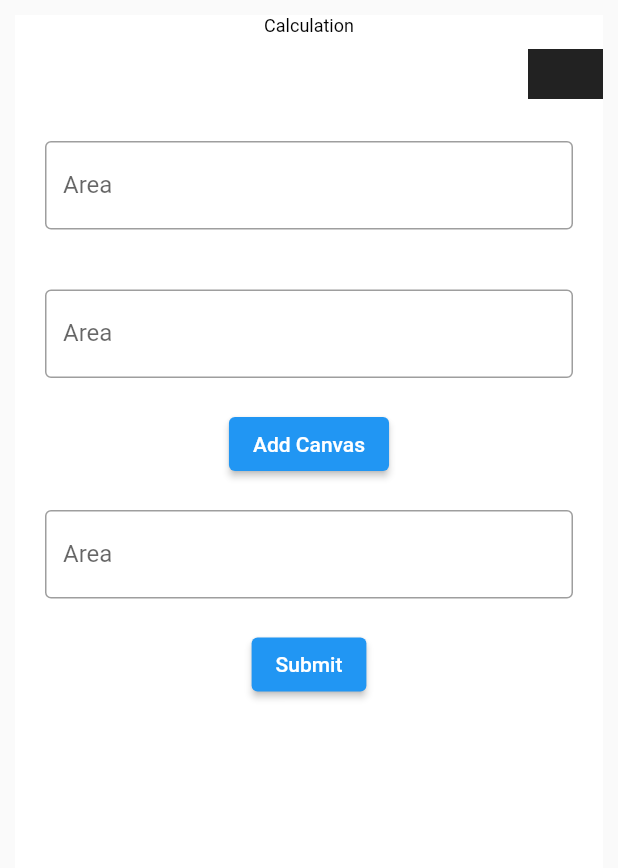
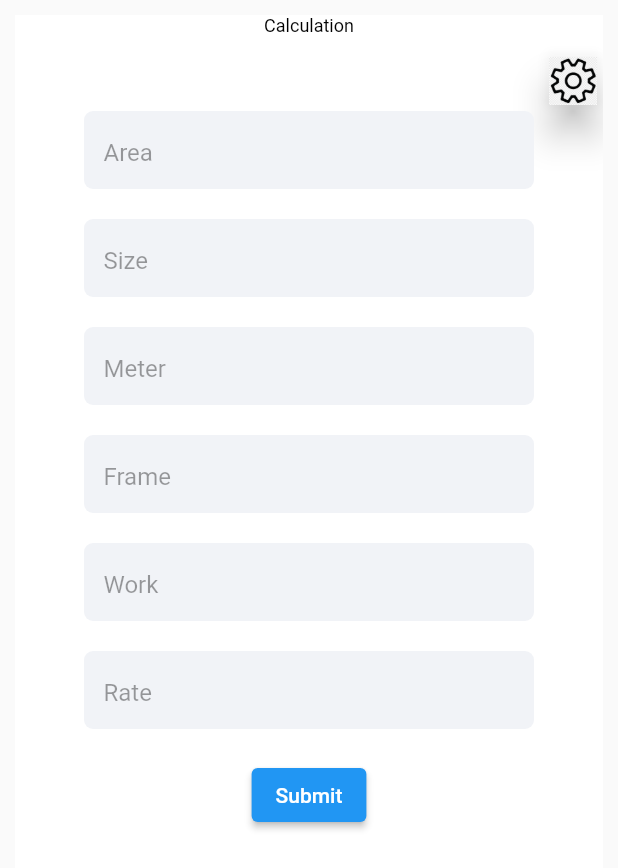
Before and after one commit to Chiragv99/FlutterExample, a Flutter app: the screen it shows after launch, on a phone screen of 412 x 824 dp. Shown: the top 868 px of the screen. Run offline on Flutter 3.47's test engine with Material 2 defaults, Android fonts, the phone set to English and light mode, and no system bars; our stand-ins replace open_file, sqflite; missing offline and left inert: syncfusion_flutter_pdf; accounts and stored records are empty.

Commit message:
add edit text

```diff
--- a/lib/classes/addcanvas.dart
+++ b/lib/classes/addcanvas.dart
@@ -71,6 +71,7 @@ class _AddCanvas extends State<AddCanvas>{
     } else{
       AddCanvasRate addCanvasRate = AddCanvasRate(canvasrate: addCanvasController.text.toString(),id: 0);
     var intId =  dbManager.insertCanvasRate(addCanvasRate);
+    Navigator.of(context).pop();
     print("InsertId$intId");
     }
   }
--- a/lib/classes/detailpage.dart
+++ b/lib/classes/detailpage.dart
@@ -21,7 +21,7 @@ class DetailPage  extends StatelessWidget{
   Widget build(BuildContext context) {
     final DbManager dbManager = DbManager();
     dbManager.openDb().whenComplete(() async {
-      await getCanvasData();
+    //  await getCanvasData();
     });
     return Scaffold(
       floatingActionButton: FloatingActionButton(
--- a/lib/classes/homescreen.dart
+++ b/lib/classes/homescreen.dart
@@ -8,7 +8,9 @@ import 'package:flutterapi/uttils/constant.dart';
 import 'package:flutterapi/uttils/uttils.dart';
 
 import '../database/dbManager.dart';
-import '../widget/edittext.dart';
+import '../model/addSettingData.dart';
+import '../widget/country_selection_textfield_widget.dart' show CountrySelectionTextField;
+
 
 class HomeScreen extends StatefulWidget {
 
@@ -19,7 +21,7 @@ class HomeScreen extends StatefulWidget {
 
 }
 
-class _HomeScreen extends State<HomeScreen>{
+class _HomeScreen extends State<HomeScreen>   with WidgetsBindingObserver {
 
   final DbManager dbManager = DbManager();
 
@@ -28,19 +30,43 @@ class _HomeScreen extends State<HomeScreen>{
 
   TextEditingController areaController = TextEditingController();
   TextEditingController sizeController = TextEditingController();
+  TextEditingController meterController = TextEditingController();
+  TextEditingController frameController = TextEditingController();
+  TextEditingController workController = TextEditingController();
+  TextEditingController rateController = TextEditingController();
+
+
+  final FocusNode _areaNode = FocusNode();
+  final FocusNode _sizedNode = FocusNode();
+  final FocusNode _meterNode = FocusNode();
+  final FocusNode _framedNode = FocusNode();
+  final FocusNode _workdNode = FocusNode();
+  final FocusNode _ratewordNode = FocusNode();
+
+
   String fullName = '';
   var lineItem;
+
+
+  var assetsImage = const AssetImage('assets/images/setting.png'); //<- Creates an object that fetches an image.
+  //<- Creates a widget that displays an image.
+
 
   @override
   void initState() {
     // TODO: implement initState
     super.initState();
     _editingController = TextEditingController();
-
+    final DbManager dbManager = DbManager();
+    dbManager.openDb().whenComplete(() async {
+      getSettingData();
+    });
+    WidgetsBinding.instance.addObserver(this);
   }
 
   @override
   void dispose() {
+    WidgetsBinding.instance.removeObserver(this);
     _editingController.dispose();
     super.dispose();
   }
@@ -48,9 +74,11 @@ class _HomeScreen extends State<HomeScreen>{
 
   @override
   Widget build(BuildContext context) {
+    var image = Image(image: assetsImage, fit: BoxFit.cover);
      return Scaffold(
        body: Padding(padding: const EdgeInsets.all(10),
-         child:  SizedBox(
+         child:  SingleChildScrollView(child:
+         SizedBox(
              width: Uttils.getDeviceWidth(context),
              height: Uttils.getDeviceHeight(context),
              child:  DecoratedBox(
@@ -67,20 +95,115 @@ class _HomeScreen extends State<HomeScreen>{
                        onTap: (){
                          Navigator.of(context).push(MaterialPageRoute(builder: (context) => const Setting()));
                        },
-                       child:   const ImageIcon(
-                           AssetImage('assets/images/setting.png'), size: 50),),
+                       child:
+                       Padding(padding: EdgeInsets.only(top: 10),child:
+                       Align(
+                         alignment: Alignment.topRight,
+                         child: SizedBox(
+                           width: 40,
+                           height: 40,
+                           child:   Card(
+                             elevation: 10,
+                             child: Container(
+                                 child: image
+                             ),
+                           ),
+                         ),
+                       ),
+                     ))),
+                    Padding(
+                     padding: const EdgeInsets.only(left: 46, right: 46),
+                     child: CountrySelectionTextField(
+                       myController: areaController,
+                       myFocusNode: _areaNode,
+                       hintText: "Area",
+                       inputAction: TextInputAction.next,
+                       inputType: TextInputType.number,
+                       onSubmited: (str) {
+                       }, onChanged: (String ) {  },
                      ),
-                   Padding(padding:  EdgeInsets.all(Constant.paddingMain),child:   _editTitleTextField('Area',areaController,TextInputType.number),),
-                   Padding(padding:  EdgeInsets.all(Constant.paddingMain),child:   _editTitleTextField('Area',sizeController,TextInputType.number),),
-                   Row(
-                     mainAxisAlignment: MainAxisAlignment.spaceEvenly,
-                     children: [
-                       ElevatedButton(onPressed: (){
-                     //  showAddSequenceDialoug();
-                       Navigator.of(context).push(MaterialPageRoute(builder: (context) => const AddCanvas()));
-                     }, child: const Text("Add Canvas"))],
                    ),
-                   Padding(padding:  EdgeInsets.all(Constant.paddingMain),child:   _editTitleTextField('Area',sizeController,TextInputType.number),),
+                   const SizedBox(
+                     height: 20,
+                   ),
+                   Padding(
+                     padding: const EdgeInsets.only(left: 46, right: 46),
+                     child: CountrySelectionTextField(
+                       myController: sizeController,
+                       myFocusNode: _sizedNode,
+                       hintText: "Size",
+                       inputAction: TextInputAction.next,
+                       inputType: TextInputType.number,
+                       onSubmited: (str) {
+
+                       }, onChanged: (String ) {  },
+                     ),
+                   ),
+                   const SizedBox(
+                     height: 20,
+                   ),
+                   Padding(
+                     padding: const EdgeInsets.only(left: 46, right: 46),
+                     child: CountrySelectionTextField(
+                       myController: meterController,
+                       myFocusNode: _meterNode,
+                       hintText: "Meter",
+                       inputAction: TextInputAction.next,
+                       inputType: TextInputType.number,
+                       onSubmited: (str) {
+                       }, onChanged: (String ) {  },
+                     ),
+                   ),
+                   const SizedBox(
+                     height: 20,
+                   ),
+                   Padding(
+                     padding: const EdgeInsets.only(left: 46, right: 46),
+                     child: CountrySelectionTextField(
+                       myController: frameController,
+                       myFocusNode: _framedNode,
+                       hintText: "Frame",
+                       inputAction: TextInputAction.next,
+                       inputType: TextInputType.number,
+                       onSubmited: (str) {
+
+                       }, onChanged: (String ) {  },
+                     ),
+                   ),
+                   const SizedBox(
+                     height: 20,
+                   ),
+                   Padding(
+                     padding: const EdgeInsets.only(left: 46, right: 46),
+                     child: CountrySelectionTextField(
+                       myController: workController,
+                       myFocusNode: _workdNode,
+                       hintText: "Work",
+                       inputAction: TextInputAction.next,
+                       inputType: TextInputType.number,
+                       onSubmited: (str) {
+                       }, onChanged: (String ) {  },
+                     ),
+                   ),
+                   const SizedBox(
+                     height: 20,
+                   ),
+                   Padding(
+                     padding: const EdgeInsets.only(left: 46, right: 46),
+                     child: CountrySelectionTextField(
+                       myController: rateController,
+                       myFocusNode: _ratewordNode,
+                       hintText: "Rate",
+                       inputAction: TextInputAction.next,
+                       inputType: TextInputType.number,
+                       onSubmited: (str) {
+
+                       }, onChanged: (String ) {  },
+                     ),
+                   ),
+                   const SizedBox(
+                    height: 20,
+                   ),
                    ElevatedButton(onPressed: (){
                     checkValidation();
                    }, child: const Text("Submit"))
@@ -89,27 +212,9 @@ class _HomeScreen extends State<HomeScreen>{
                ),
              )
          ),
-       )
+       ))
       ,
      );
-  }
-
-  Widget _editTitleTextField(String strLabel, TextEditingController areaController, TextInputType inputType) {
-    return Center(
-      child: TextFormField(
-        keyboardType: inputType,
-        controller: areaController,
-        decoration: const InputDecoration(
-          border: OutlineInputBorder(),
-          label: Text("Area"),
-        ),
-        onChanged: (text) {
-          setState(() {
-            fullName = text;
-          });
-        },
-      ),
-    );;
   }
 
   void calculateArea() {
@@ -170,4 +275,54 @@ class _HomeScreen extends State<HomeScreen>{
           );
         });
   }
+
+  void getSettingData() async{
+    final DbManager dbManager = DbManager();
+
+    Future<List<AddSettingData>> listsetting   = dbManager.getSettingData();
+    List<AddSettingData> listsettings = await listsetting;
+
+    if(listsettings.isNotEmpty){
+
+      var meter = listsettings[0].meter.toString();
+      var frame = listsettings[0].frame.toString();
+      var work = listsettings[0].work.toString();
+      var rate = listsettings[0].rate.toString();
+
+      setState(() {
+         meterController.text = meter;
+         frameController.text = frame;
+         workController.text = work;
+         rateController.text = rate;
+      });
+    }
+
+  }
+
+  @override
+  void didChangeAppLifecycleState(AppLifecycleState state) {
+    if(state == AppLifecycleState.resumed){
+      // user returned to our app
+      print("State"+"Resumed");
+      dbManager.openDb().whenComplete(() async {
+        getSettingData();
+      });
+    }else if(state == AppLifecycleState.inactive){
+      // app is inactive
+      print("State"+"InActive");
+    }else if(state == AppLifecycleState.paused){
+      // user is about quit our app temporally
+      print("State"+"Paused");
+    }else if(state == AppLifecycleState.detached){
+      // app suspended (not used in iOS)
+      print("State"+"Detached");
+    }
+  }
+
+  _fieldFocusChange(
+      BuildContext context, FocusNode currentFocus, FocusNode nextFocus) {
+    currentFocus.unfocus();
+    FocusScope.of(context).requestFocus(nextFocus);
+  }
+
 }
--- /dev/null
+++ b/lib/common/my_colors.dart
@@ -0,0 +1,20 @@
+import 'package:flutter/material.dart';
+
+const kPrimaryColor = Color(0xFF275787);
+const kAccentColor = Color(0xFFFFAA00);
+const Color kBlack = Color(0xFF030303);
+const Color kLoginBlack = Color(0xFF060518);
+const Color kSocialBg = Color(0xFFF7F3F3);
+const Color kTextLoginfaceid = Color(0xFF8F92A1);
+const Color kDottedBorder = Color(0xFFA1A0A6);
+const Color kDottedBorderFab = Color(0xFFB0AFB6);
+const Color kNavItemSelected = Color(0xFFEEEEEE);
+const Color kSettingTopBg = Color(0xFFF3F3F3);
+const Color kSettingFavAddAvtarBg = Color(0xFFEDEBEB);
+const Color kDanger = Color(0xFFDF2E21);
+const Color kGrey = Color(0xFFE8E4E4);
+const Color kShareCodeBg = Color(0xFFF1F3F7);
+const Color kSettingDivider = Color(0xFFF1F1F1);
+const String kLoremText =
+    "Lorem Ipsum is simply dummy text of the printing and typesetting. ";
+const Color kGreen = Color(0xFF28B446);
--- /dev/null
+++ b/lib/widget/country_selection_textfield_widget.dart
@@ -0,0 +1,110 @@
+
+import 'package:flutter/material.dart';
+import 'package:flutter/services.dart';
+import  'package:flutterapi/common/my_colors.dart';
+
+
+class CountrySelectionTextField extends StatefulWidget {
+  final TextEditingController myController;
+  FocusNode myFocusNode;
+  final String hintText;
+  final TextInputType inputType;
+  final TextInputAction inputAction;
+  final EdgeInsetsGeometry myMargin;
+  final Function(String) onChanged;
+  final Function(String) onSubmited;
+
+  CountrySelectionTextField({
+    required this.myController,
+    required this.myFocusNode,
+    this.myMargin = const EdgeInsets.all(0),
+    required this.hintText,
+    this.inputType = TextInputType.number,
+    this.inputAction = TextInputAction.done,
+    required this.onChanged,
+    required this.onSubmited,
+  });
+
+  @override
+  _CountrySelectionTextFieldState createState() =>
+      _CountrySelectionTextFieldState();
+}
+
+class _CountrySelectionTextFieldState extends State<CountrySelectionTextField> {
+
+  @override
+  void dispose() {
+//    widget.myFocusNode.dispose();
+    super.dispose();
+  }
+
+  @override
+  Widget build(BuildContext context) {
+    return Container(
+      margin: widget.myMargin,
+      height: 52,
+      decoration: BoxDecoration(
+        color: kShareCodeBg,
+        borderRadius: BorderRadius.circular(6.0),
+      ),
+      child: Padding(
+        padding: const EdgeInsets.only(
+          left: 8,
+          right: 8,
+          top: 4,
+          bottom: 4,
+        ),
+        child: Row(
+          children: <Widget>[
+            Row(
+              children: <Widget>[
+                GestureDetector(
+                  onTap: () {
+                    _openCountryPickerDialog();
+                  },
+                  child: Row(
+                    children: const <Widget>[
+
+                  SizedBox(
+                    width: 5,
+                  ),
+                    ],
+                  ),
+                ),
+              ],
+            ),
+            Flexible(
+              child: Opacity(
+                opacity: 0.64,
+                child: TextField(
+                  maxLength: 12,
+                  autofocus: false,
+                  controller: widget.myController,
+                  focusNode:
+                      widget.myFocusNode,
+                  keyboardType: TextInputType.number,
+                  textInputAction: widget.inputAction,
+                  decoration: InputDecoration(
+                    border: InputBorder.none,
+                    hintText: widget.hintText,
+                    fillColor: Colors.grey,
+                    counterText: "",
+                  ),
+                  onChanged: (str) {
+                    widget.onChanged(str);
+                  },
+                  onSubmitted: (str) {
+                    widget.onSubmited(str);
+                  },
+                ),
+              ),
+            )
+          ],
+        ),
+      ),
+    );
+  }
+
+  void _openCountryPickerDialog() => const Text("data");
+
+}
```
